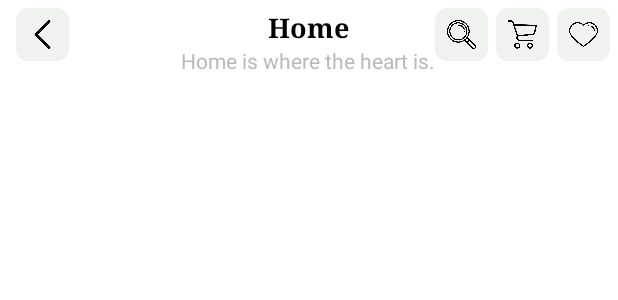
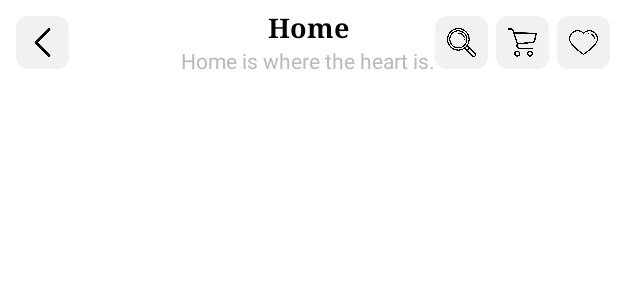
Before and after one commit to MinhPhan123/AndroidProj-repo, an Android app: the layout activity_item_list.xml on its own in the app's theme, with its tools: preview values and no code run, on a phone screen of 412 x 824 dp. Shown: the top 300 px of the screen. Run offline under Robolectric (Android 15) with nearby library versions, the phone set to English and light mode, and no system bars.

Commit message:
update main page ui

```diff
--- a/app/src/main/res/layout/activity_item_list.xml
+++ b/app/src/main/res/layout/activity_item_list.xml
@@ -21,6 +21,7 @@
                 android:layout_height="35dp"
                 android:layout_alignParentLeft="true"
                 android:layout_marginLeft="5dp"
+                android:layout_marginTop="5dp"
                 android:background="@drawable/grey_icon_border"
                 android:padding="8dp"
                 android:src="@drawable/back" />
@@ -63,6 +64,7 @@
                     android:layout_width="35dp"
                     android:layout_height="35dp"
                     android:layout_marginRight="5dp"
+                    android:layout_marginTop="5dp"
                     android:background="@drawable/grey_icon_border"
                     android:padding="8dp"
                     android:src="@drawable/loupe" />
@@ -71,6 +73,7 @@
                     android:layout_width="35dp"
                     android:layout_height="35dp"
                     android:layout_marginRight="5dp"
+                    android:layout_marginTop="5dp"
                     android:background="@drawable/grey_icon_border"
                     android:padding="8dp"
                     android:src="@drawable/cart" />
@@ -78,7 +81,7 @@
                 <ImageView
                     android:layout_width="35dp"
                     android:layout_height="35dp"
-
+                    android:layout_marginTop="5dp"
                     android:background="@drawable/grey_icon_border"
                     android:padding="8dp"
                     android:src="@drawable/heart" />
--- a/app/src/main/res/layout/activity_main.xml
+++ b/app/src/main/res/layout/activity_main.xml
@@ -31,6 +31,7 @@
                     android:layout_height="35dp"
                     android:layout_alignParentLeft="true"
                     android:layout_marginLeft="5dp"
+                    android:layout_marginTop="5dp"
                     android:background="@drawable/grey_icon_border"
                     android:padding="8dp"
                     android:src="@drawable/menu" />
@@ -73,6 +74,7 @@
                         android:layout_width="35dp"
                         android:layout_height="35dp"
                         android:layout_marginRight="5dp"
+                        android:layout_marginTop="5dp"
                         android:background="@drawable/grey_icon_border"
                         android:padding="8dp"
                         android:src="@drawable/loupe" />
@@ -81,6 +83,7 @@
                         android:layout_width="35dp"
                         android:layout_height="35dp"
                         android:layout_marginRight="5dp"
+                        android:layout_marginTop="5dp"
                         android:background="@drawable/grey_icon_border"
                         android:padding="8dp"
                         android:src="@drawable/cart" />
@@ -88,7 +91,7 @@
                     <ImageView
                         android:layout_width="35dp"
                         android:layout_height="35dp"
-
+                        android:layout_marginTop="5dp"
                         android:background="@drawable/grey_icon_border"
                         android:padding="8dp"
                         android:src="@drawable/heart" />
```
